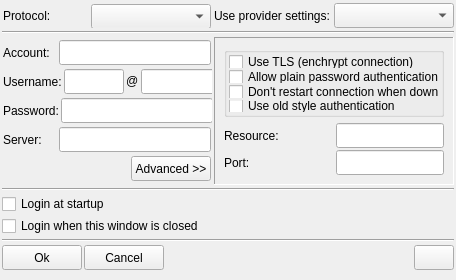
itds-consulting/yate, file share/skins/default/account.ui: the form before one commit.
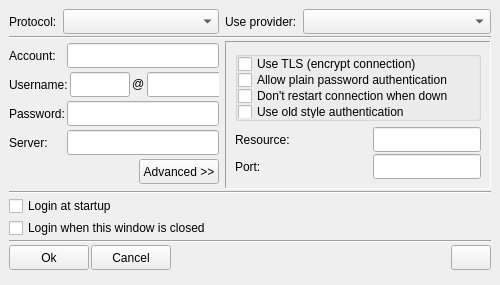
The form after the commit. The open tabs and pages were chosen to show the change. Icons and pictures are not drawn.

Commit message: Fixed UI look in Qt 4.2.x, install the wave files at the proper place.

What changed in the file:
```diff
--- a/share/skins/default/account.ui
+++ b/share/skins/default/account.ui
@@ -8,26 +8,28 @@
    <rect>
     <x>0</x>
     <y>0</y>
-    <width>456</width>
-    <height>280</height>
+    <width>500</width>
+    <height>285</height>
    </rect>
   </property>
   <property name="sizePolicy" >
-   <sizepolicy vsizetype="Fixed" hsizetype="Fixed" >
+   <sizepolicy>
+    <hsizetype>0</hsizetype>
+    <vsizetype>0</vsizetype>
     <horstretch>0</horstretch>
     <verstretch>0</verstretch>
    </sizepolicy>
   </property>
   <property name="minimumSize" >
    <size>
-    <width>456</width>
-    <height>280</height>
+    <width>500</width>
+    <height>285</height>
    </size>
   </property>
   <property name="maximumSize" >
    <size>
-    <width>456</width>
-    <height>280</height>
+    <width>500</width>
+    <height>285</height>
    </size>
   </property>
   <property name="windowTitle" >
@@ -37,23 +39,20 @@
    <iconset>user.png</iconset>
   </property>
   <layout class="QVBoxLayout" >
+   <property name="margin" >
+    <number>9</number>
+   </property>
    <property name="spacing" >
     <number>2</number>
    </property>
-   <property name="leftMargin" >
-    <number>2</number>
-   </property>
-   <property name="topMargin" >
-    <number>2</number>
-   </property>
-   <property name="rightMargin" >
-    <number>2</number>
-   </property>
-   <property name="bottomMargin" >
-    <number>2</number>
-   </property>
    <item>
     <layout class="QHBoxLayout" >
+     <property name="margin" >
+      <number>0</number>
+     </property>
+     <property name="spacing" >
+      <number>6</number>
+     </property>
      <item>
       <widget class="QFrame" name="frame_protocol" >
        <property name="minimumSize" >
@@ -75,23 +74,20 @@
         <enum>QFrame::Raised</enum>
        </property>
        <layout class="QVBoxLayout" >
+        <property name="margin" >
+         <number>0</number>
+        </property>
         <property name="spacing" >
          <number>2</number>
         </property>
-        <property name="leftMargin" >
-         <number>1</number>
-        </property>
-        <property name="topMargin" >
-         <number>1</number>
-        </property>
-        <property name="rightMargin" >
-         <number>1</number>
-        </property>
-        <property name="bottomMargin" >
-         <number>1</number>
-        </property>
         <item>
          <layout class="QHBoxLayout" >
+          <property name="margin" >
+           <number>0</number>
+          </property>
+          <property name="spacing" >
+           <number>6</number>
+          </property>
           <item>
            <widget class="QLabel" name="label_protocol" >
             <property name="text" >
@@ -102,7 +98,9 @@
           <item>
            <widget class="QComboBox" name="acc_protocol" >
             <property name="sizePolicy" >
-             <sizepolicy vsizetype="Fixed" hsizetype="Fixed" >
+             <sizepolicy>
+              <hsizetype>3</hsizetype>
+              <vsizetype>0</vsizetype>
               <horstretch>0</horstretch>
               <verstretch>0</verstretch>
              </sizepolicy>
@@ -128,17 +126,25 @@
      </item>
      <item>
       <layout class="QHBoxLayout" >
+       <property name="margin" >
+        <number>0</number>
+       </property>
+       <property name="spacing" >
+        <number>6</number>
+       </property>
        <item>
         <widget class="QLabel" name="label" >
          <property name="text" >
-          <string>Use provider settings:</string>
+          <string>Use provider:</string>
          </property>
         </widget>
        </item>
        <item>
         <widget class="QComboBox" name="acc_providers" >
          <property name="sizePolicy" >
-          <sizepolicy vsizetype="Fixed" hsizetype="Fixed" >
+          <sizepolicy>
+           <hsizetype>3</hsizetype>
+           <vsizetype>0</vsizetype>
            <horstretch>0</horstretch>
            <verstretch>0</verstretch>
           </sizepolicy>
@@ -163,6 +169,12 @@
    </item>
    <item>
     <layout class="QVBoxLayout" >
+     <property name="margin" >
+      <number>0</number>
+     </property>
+     <property name="spacing" >
+      <number>6</number>
+     </property>
      <item>
       <widget class="Line" name="line_3" >
        <property name="orientation" >
@@ -174,6 +186,12 @@
    </item>
    <item>
     <layout class="QHBoxLayout" >
+     <property name="margin" >
+      <number>0</number>
+     </property>
+     <property name="spacing" >
+      <number>6</number>
+     </property>
      <item>
       <widget class="QFrame" name="frame_account" >
        <property name="minimumSize" >
@@ -195,23 +213,17 @@
         <enum>QFrame::Raised</enum>
        </property>
        <layout class="QVBoxLayout" >
+        <property name="margin" >
+         <number>0</number>
+        </property>
         <property name="spacing" >
          <number>2</number>
         </property>
-        <property name="leftMargin" >
-         <number>1</number>
-        </property>
-        <property name="topMargin" >
-         <number>1</number>
-        </property>
-        <property name="rightMargin" >
-         <number>1</number>
-        </property>
-        <property name="bottomMargin" >
-         <number>1</number>
-        </property>
         <item>
          <layout class="QHBoxLayout" >
+          <property name="margin" >
+           <number>0</number>
+          </property>
           <property name="spacing" >
            <number>2</number>
           </property>
@@ -225,7 +237,9 @@
           <item>
            <widget class="QLineEdit" name="acc_account" >
             <property name="sizePolicy" >
-             <sizepolicy vsizetype="Fixed" hsizetype="Fixed" >
+             <sizepolicy>
+              <hsizetype>0</hsizetype>
+              <vsizetype>0</vsizetype>
               <horstretch>0</horstretch>
               <verstretch>0</verstretch>
              </sizepolicy>
@@ -251,6 +265,9 @@
         </item>
         <item>
          <layout class="QHBoxLayout" >
+          <property name="margin" >
+           <number>0</number>
+          </property>
           <property name="spacing" >
            <number>2</number>
           </property>
@@ -264,7 +281,9 @@
           <item>
            <widget class="QLineEdit" name="acc_username" >
             <property name="sizePolicy" >
-             <sizepolicy vsizetype="Fixed" hsizetype="Fixed" >
+             <sizepolicy>
+              <hsizetype>0</hsizetype>
+              <vsizetype>0</vsizetype>
               <horstretch>0</horstretch>
               <verstretch>0</verstretch>
              </sizepolicy>
@@ -286,7 +305,9 @@
           <item>
            <widget class="QLabel" name="label_13" >
             <property name="sizePolicy" >
-             <sizepolicy vsizetype="Fixed" hsizetype="Fixed" >
+             <sizepolicy>
+              <hsizetype>0</hsizetype>
+              <vsizetype>0</vsizetype>
               <horstretch>0</horstretch>
               <verstretch>0</verstretch>
              </sizepolicy>
@@ -299,7 +320,9 @@
           <item>
            <widget class="QLineEdit" name="acc_domain" >
             <property name="sizePolicy" >
-             <sizepolicy vsizetype="Fixed" hsizetype="Fixed" >
+             <sizepolicy>
+              <hsizetype>0</hsizetype>
+              <vsizetype>0</vsizetype>
               <horstretch>0</horstretch>
               <verstretch>0</verstretch>
              </sizepolicy>
@@ -322,6 +345,9 @@
         </item>
         <item>
          <layout class="QHBoxLayout" >
+          <property name="margin" >
+           <number>0</number>
+          </property>
           <property name="spacing" >
            <number>2</number>
           </property>
@@ -335,7 +361,9 @@
           <item>
            <widget class="QLineEdit" name="acc_password" >
             <property name="sizePolicy" >
-             <sizepolicy vsizetype="Fixed" hsizetype="Fixed" >
+             <sizepolicy>
+              <hsizetype>0</hsizetype>
+              <vsizetype>0</vsizetype>
               <horstretch>0</horstretch>
               <verstretch>0</verstretch>
              </sizepolicy>
@@ -361,6 +389,9 @@
         </item>
         <item>
          <layout class="QHBoxLayout" >
+          <property name="margin" >
+           <number>0</number>
+          </property>
           <property name="spacing" >
            <number>2</number>
           </property>
@@ -374,7 +405,9 @@
           <item>
            <widget class="QLineEdit" name="acc_server" >
             <property name="sizePolicy" >
-             <sizepolicy vsizetype="Fixed" hsizetype="Fixed" >
+             <sizepolicy>
+              <hsizetype>0</hsizetype>
+              <vsizetype>0</vsizetype>
               <horstretch>0</horstretch>
               <verstretch>0</verstretch>
              </sizepolicy>
@@ -397,6 +430,9 @@
         </item>
         <item>
          <layout class="QHBoxLayout" >
+          <property name="margin" >
+           <number>0</number>
+          </property>
           <property name="spacing" >
            <number>2</number>
           </property>
@@ -488,6 +524,12 @@
        </widget>
        <widget class="QWidget" name="acc_proto_spec_jabber" >
         <layout class="QVBoxLayout" >
+         <property name="margin" >
+          <number>9</number>
+         </property>
+         <property name="spacing" >
+          <number>6</number>
+         </property>
          <item>
           <widget class="QGroupBox" name="acc_proto_jabber_opt" >
            <property name="minimumSize" >
@@ -502,29 +544,23 @@
            <property name="alignment" >
             <set>Qt::AlignLeading|Qt::AlignLeft|Qt::AlignTop</set>
            </property>
+           <property name="flat" >
+            <bool>true</bool>
+           </property>
            <property name="checkable" >
             <bool>false</bool>
            </property>
            <layout class="QVBoxLayout" >
+            <property name="margin" >
+             <number>0</number>
+            </property>
             <property name="spacing" >
              <number>2</number>
             </property>
-            <property name="leftMargin" >
-             <number>2</number>
-            </property>
-            <property name="topMargin" >
-             <number>2</number>
-            </property>
-            <property name="rightMargin" >
-             <number>2</number>
-            </property>
-            <property name="bottomMargin" >
-             <number>2</number>
-            </property>
             <item>
              <widget class="QCheckBox" name="acc_proto_jabber_opt_tlsrequired" >
               <property name="text" >
-               <string>Use TLS (enchrypt connection)</string>
+               <string>Use TLS (encrypt connection)</string>
               </property>
               <property name="autoExclusive" >
                <bool>false</bool>
@@ -560,11 +596,20 @@
          </item>
          <item>
           <layout class="QVBoxLayout" >
+           <property name="margin" >
+            <number>0</number>
+           </property>
            <property name="spacing" >
             <number>2</number>
            </property>
            <item>
             <layout class="QHBoxLayout" >
+             <property name="margin" >
+              <number>0</number>
+             </property>
+             <property name="spacing" >
+              <number>6</number>
+             </property>
              <item>
               <widget class="QLabel" name="label_12" >
                <property name="text" >
@@ -578,7 +623,9 @@
              <item>
               <widget class="QLineEdit" name="acc_proto_jabber_resource" >
                <property name="sizePolicy" >
-                <sizepolicy vsizetype="Fixed" hsizetype="Fixed" >
+                <sizepolicy>
+                 <hsizetype>0</hsizetype>
+                 <vsizetype>0</vsizetype>
                  <horstretch>0</horstretch>
                  <verstretch>0</verstretch>
                 </sizepolicy>
@@ -607,6 +654,12 @@
            </item>
            <item>
             <layout class="QHBoxLayout" >
+             <property name="margin" >
+              <number>0</number>
+             </property>
+             <property name="spacing" >
+              <number>6</number>
+             </property>
              <item>
               <widget class="QLabel" name="label_11" >
                <property name="text" >
@@ -620,7 +673,9 @@
              <item>
               <widget class="QLineEdit" name="acc_proto_jabber_port" >
                <property name="sizePolicy" >
-                <sizepolicy vsizetype="Fixed" hsizetype="Fixed" >
+                <sizepolicy>
+                 <hsizetype>0</hsizetype>
+                 <vsizetype>0</vsizetype>
                  <horstretch>0</horstretch>
                  <verstretch>0</verstretch>
                 </sizepolicy>
@@ -752,6 +807,12 @@
    </item>
    <item>
     <layout class="QVBoxLayout" >
+     <property name="margin" >
+      <number>0</number>
+     </property>
+     <property name="spacing" >
+      <number>6</number>
+     </property>
      <item>
       <widget class="Line" name="line" >
        <property name="orientation" >
@@ -763,6 +824,9 @@
    </item>
    <item>
     <layout class="QVBoxLayout" >
+     <property name="margin" >
+      <number>0</number>
+     </property>
      <property name="spacing" >
       <number>2</number>
      </property>
@@ -784,6 +848,12 @@
    </item>
    <item>
     <layout class="QVBoxLayout" >
+     <property name="margin" >
+      <number>0</number>
+     </property>
+     <property name="spacing" >
+      <number>6</number>
+     </property>
      <item>
       <widget class="Line" name="line_4" >
        <property name="orientation" >
@@ -875,6 +945,12 @@
      </item>
      <item>
       <layout class="QVBoxLayout" >
+       <property name="margin" >
+        <number>0</number>
+       </property>
+       <property name="spacing" >
+        <number>6</number>
+       </property>
        <item>
         <widget class="Line" name="line_2" >
          <property name="orientation" >
```
Left out of the diff: 47 changed lines with no effect on the pictures. The commit also changes 3 other files.
